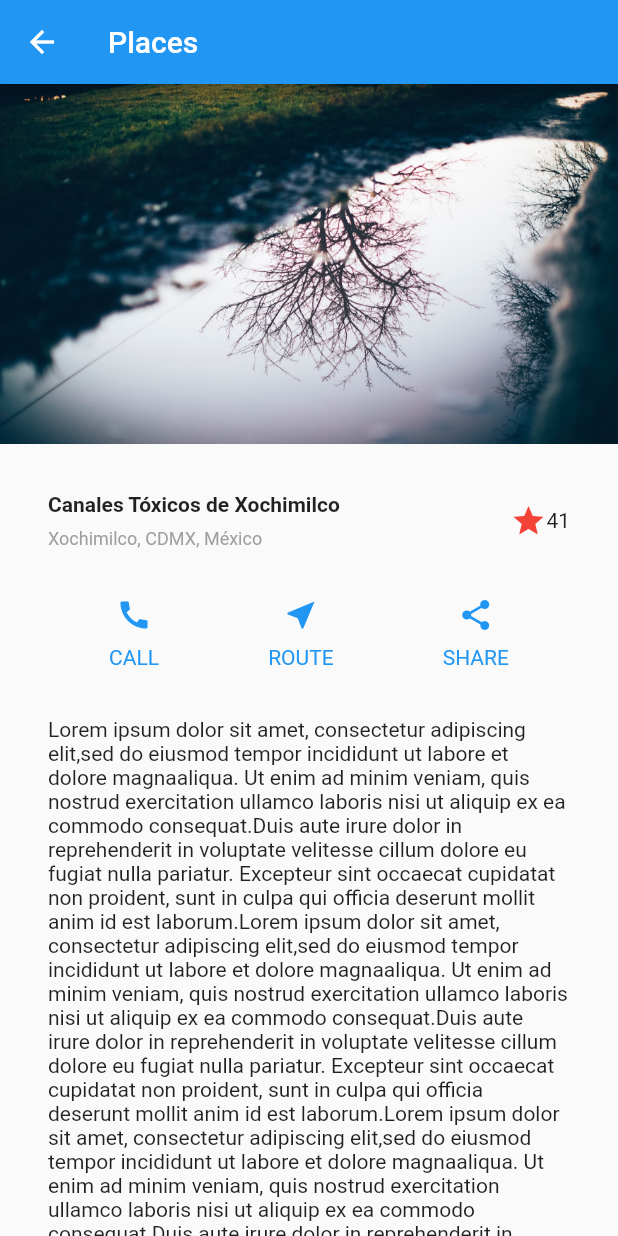
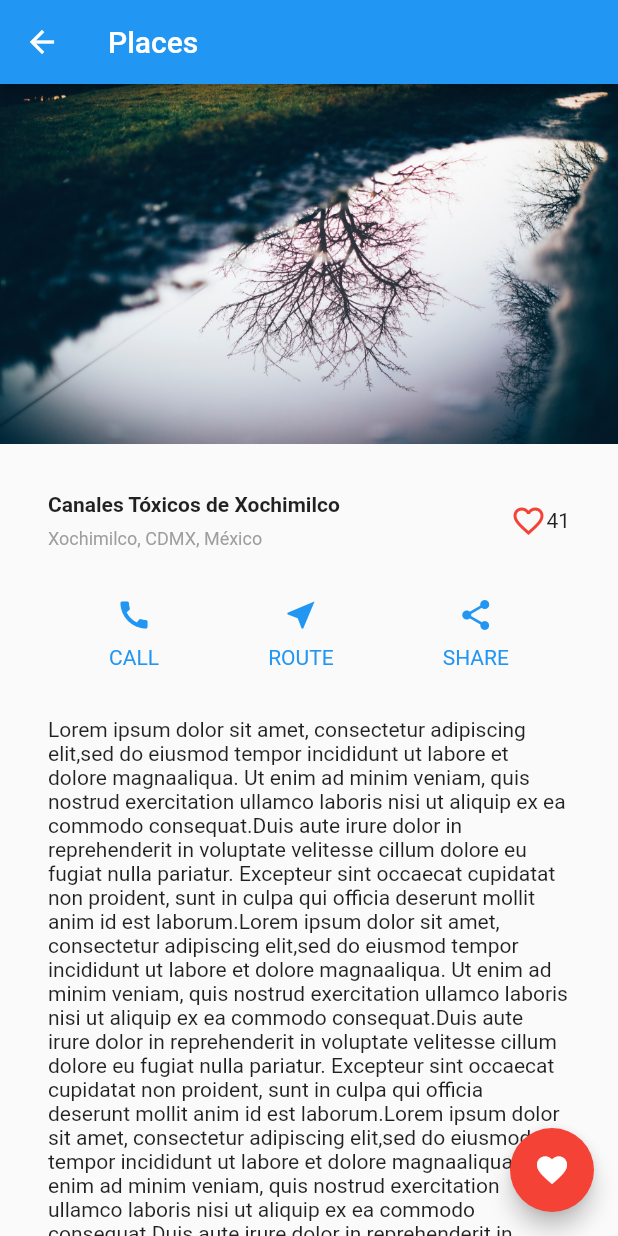
Before and after one commit to PabloJL/Clases, a Flutter app: the PlacePage screen opened directly, on a phone screen of 412 x 824 dp. Run offline on Flutter 3.47's test engine with Material 2 defaults, Android fonts, the phone set to English and light mode, and no system bars; our stand-ins replace google_fonts.

```diff
--- a/design_app2/lib/login_page.dart
+++ b/design_app2/lib/login_page.dart
@@ -16,7 +16,7 @@ class LoginPage extends StatelessWidget{
           children: <Widget>[
             Padding(
               padding: EdgeInsets.only(top:60),
-              child: FlutterLogo(size: 100,)
+              child: FlutterLogo(size: 100)
             ),
             Padding(
               padding: EdgeInsets.only(top:16),
--- a/design_app2/lib/main.dart
+++ b/design_app2/lib/main.dart
@@ -1,7 +1,7 @@
-import 'package:design_app2/login_page.dart';
+import 'package:design_app2/place_page.dart';
 import 'package:flutter/material.dart';
 
 void main() => runApp(MaterialApp(
   title: "Design Flutter App",
-  home: LoginPage(),
+  home: PlacePage()
 ));
--- a/design_app2/lib/place_page.dart
+++ b/design_app2/lib/place_page.dart
@@ -1,10 +1,16 @@
 import 'package:flutter/material.dart';
 
-class PlacePage extends StatelessWidget{
+class PlacePage extends StatefulWidget{
+
+  @override
+  State<StatefulWidget> createState()=> new PlacePageState();
+
+}
+class PlacePageState extends State<PlacePage>{
+  bool _liked = false;
 
   @override
   Widget build(BuildContext context) {
-
     Widget title = Container(
       padding: EdgeInsets.all(32),
       child: Row(
@@ -31,7 +37,7 @@ class PlacePage extends StatelessWidget{
               ],
             )
           ),
-          Icon(Icons.star, color: Colors.red,),
+          Icon(_liked ? Icons.favorite : Icons.favorite_border, color: Colors.red,),
           Text("41")
         ],
       )
@@ -118,6 +124,15 @@ class PlacePage extends StatelessWidget{
             orientation == Orientation.portrait ? bodyPortrait : bodyLandscape;
         },
       ),
+      floatingActionButton: FloatingActionButton(
+        onPressed: (){
+          setState(() {
+            _liked = !_liked;
+          });
+        },
+          backgroundColor: Colors.red,
+        child: Icon(_liked ? Icons.favorite_border : Icons.favorite, color: Colors.white)
+      ),
     );
   }
 
@@ -133,4 +148,5 @@ class PlacePage extends StatelessWidget{
       ],
     );
   }
+
 }
```
Also changed, not shown: design_app2/lib/stateful_page.dart (added, +17 -0 lines), 3 other files.
